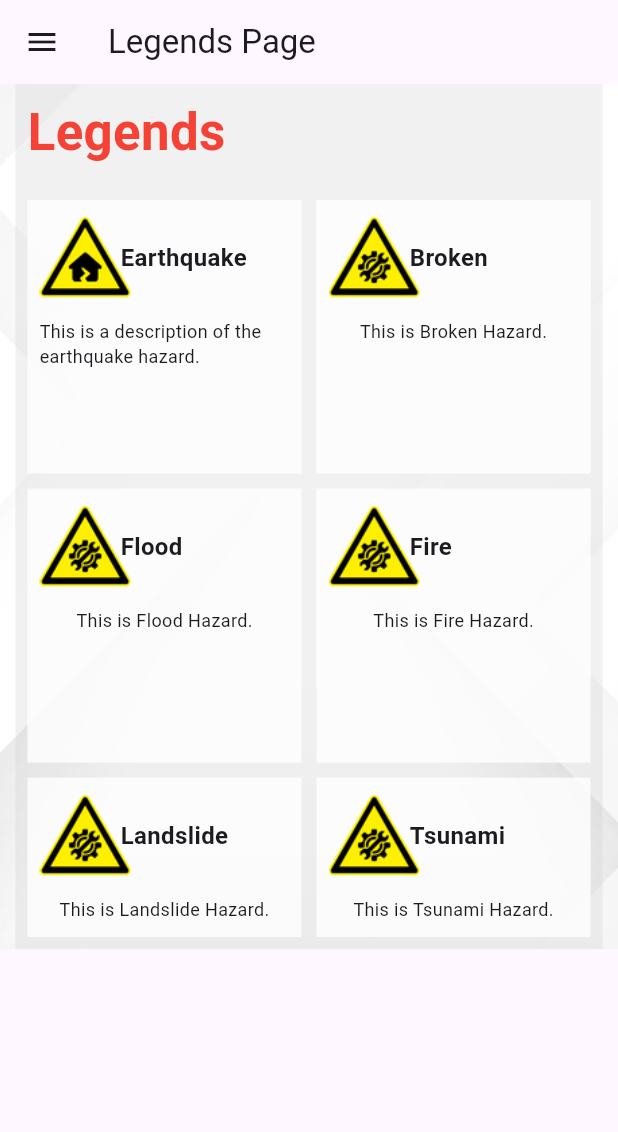
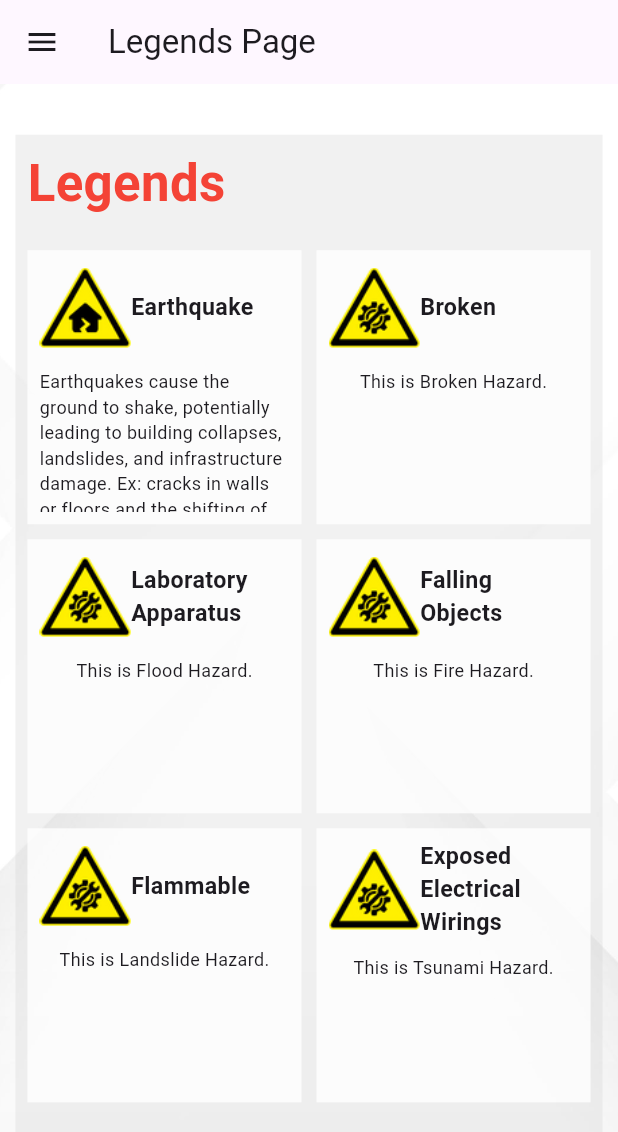
Before and after one commit to Velsariaa/hazmap, a Flutter app: the screen it shows after launch, in the side drawer, after a tap on "Legends Page", on a phone screen of 412 x 824 dp. Shown: the top 1132 px of the screen. Run offline on Flutter 3.47's test engine with Material 3 defaults, Android fonts, the phone set to English and light mode, and no system bars.

Commit message:
[Update] Legends

```diff
--- a/lib/pages/Legends.dart
+++ b/lib/pages/Legends.dart
@@ -21,8 +21,7 @@ class LegendsPage extends StatelessWidget {
         ),
       ),
       drawer: const navbar(),
-      body: SingleChildScrollView(
-        child: Container(
+      body: Container(
         decoration: const BoxDecoration(
           image: DecorationImage(
             image: AssetImage('lib/assets/legendbg.png'),
@@ -32,7 +31,7 @@ class LegendsPage extends StatelessWidget {
         child: Center(
           child: Container(
             width: MediaQuery.of(context).size.width * 0.95,
-              height: MediaQuery.of(context).size.height * 0.7,
+            height: MediaQuery.of(context).size.height * 0.85,
             color: const Color.fromARGB(255, 204, 204, 204).withOpacity(0.27),
             child: Padding(
               padding: const EdgeInsets.all(8.0),
@@ -48,8 +47,7 @@ class LegendsPage extends StatelessWidget {
                     ),
                   ),
                   const SizedBox(height: 20),
-                    Expanded(
-                      child: GridView.count(
+                  GridView.count(
                     shrinkWrap: true,
                     crossAxisCount: 2,
                     crossAxisSpacing: 10,
@@ -67,34 +65,37 @@ class LegendsPage extends StatelessWidget {
                           break;
                         case 2:
                           imagePath = 'lib/assets/brokenhazard.png';
-                              title = 'Flood';
+                          title = 'Laboratory Apparatus';
                           description = 'This is Flood Hazard.';
                           break;
                         case 3:
                           imagePath = 'lib/assets/brokenhazard.png';
-                              title = 'Fire';
+                          title = 'Falling Objects';
                           description = 'This is Fire Hazard.';
                           break;
                         case 4:
                           imagePath = 'lib/assets/brokenhazard.png';
-                              title = 'Landslide';
+                          title = 'Flammable';
                           description = 'This is Landslide Hazard.';
                           break;
                         case 5:
                           imagePath = 'lib/assets/brokenhazard.png';
-                              title = 'Tsunami';
+                          title = 'Exposed Electrical Wirings';
                           description = 'This is Tsunami Hazard.';
                           break;
                         default:
                           imagePath = 'lib/assets/earthquakehazard.png';
                           title = 'Earthquake';
-                              description = 'This is a description of the earthquake hazard.';
+                          description =
+                              'Earthquakes cause the ground to shake, potentially leading to building collapses, landslides, and infrastructure damage. Ex: cracks in walls or floors and the shifting of heavy objects';
                       }
 
                       return Container(
+                        height: MediaQuery.of(context).size.height * 0.5125,
                         color: Colors.white.withOpacity(0.8),
                         padding: const EdgeInsets.all(8.0),
                         child: Column(
+                          mainAxisSize: MainAxisSize.min,
                           children: [
                             Row(
                               children: [
@@ -106,32 +107,34 @@ class LegendsPage extends StatelessWidget {
                                 const SizedBox(width: 10),
                                 Expanded(
                                   child: Transform.translate(
-                                        offset: const Offset(-17, 0),
+                                    offset: const Offset(-10, 0),
                                     child: Text(
                                       title,
                                       style: const TextStyle(
-                                            fontSize: 16,
+                                        fontSize: 15.5,
                                         fontWeight: FontWeight.bold,
                                       ),
-                                          overflow: TextOverflow.ellipsis,
                                     ),
                                   ),
                                 ),
                               ],
                             ),
                             const SizedBox(height: 10),
-                                Text(
+                            Expanded(
+                              child: SingleChildScrollView(
+                                // Allow scrolling if text overflows
+                                child: Text(
                                   description,
                                   style: const TextStyle(fontSize: 12),
+                                ),
+                              ),
                             ),
                           ],
                         ),
                       );
                     }),
                   ),
-                    ),
                 ],
-                ),
               ),
             ),
           ),
```
Lines whose indentation alone changed are shown as unchanged.
